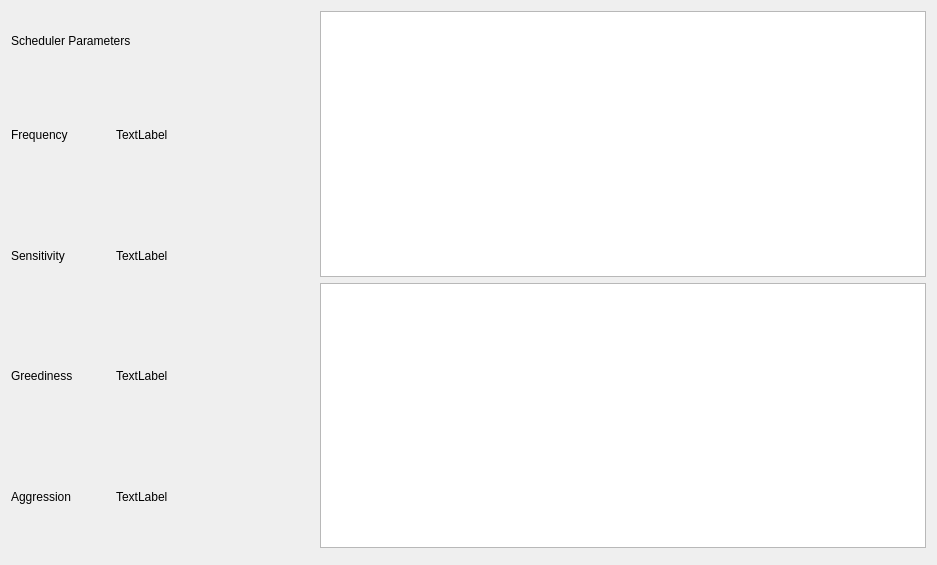
Before: the Qt Designer form src/thewall/system/resourcemonitorwidget.ui in sungwonnam/SAGENext, drawn with Qt 5.
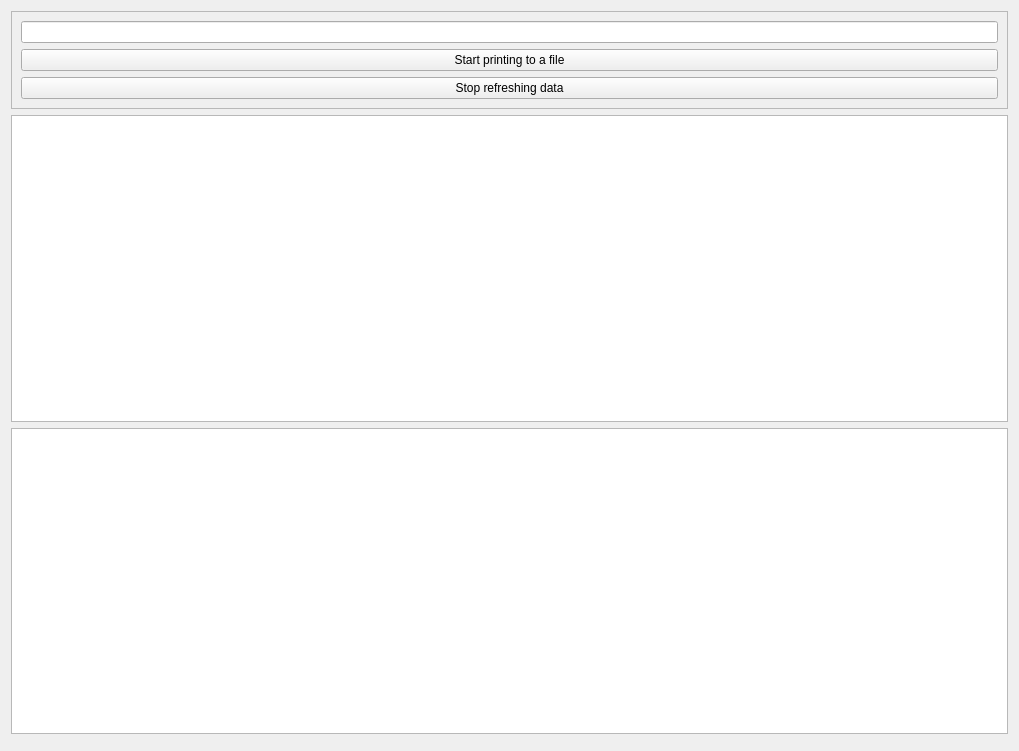
After: the same form once the commit is applied.

Patch:
```diff
--- a/src/thewall/system/resourcemonitorwidget.ui
+++ b/src/thewall/system/resourcemonitorwidget.ui
@@ -6,91 +6,51 @@
    <rect>
     <x>0</x>
     <y>0</y>
-    <width>937</width>
-    <height>565</height>
+    <width>1019</width>
+    <height>751</height>
    </rect>
   </property>
   <property name="windowTitle">
    <string>SAGE Next ResourceMonitor</string>
   </property>
-  <layout class="QHBoxLayout" name="mainHLayout" stretch="1,2">
+  <layout class="QVBoxLayout" name="verticalLayout_2">
    <item>
-    <layout class="QVBoxLayout" name="vLayoutOnTheLeft" stretch="0,1">
+    <layout class="QHBoxLayout" name="hlayout_Sched_Rmon_Ctrl">
      <item>
-      <layout class="QVBoxLayout" name="vlayout_schedparam" stretch="1,8">
-       <item>
-        <widget class="QLabel" name="label_schedparam_header">
-         <property name="text">
-          <string>Scheduler Parameters</string>
-         </property>
-        </widget>
+      <widget class="QFrame" name="rmonCtrlFrame">
+       <property name="frameShape">
+        <enum>QFrame::StyledPanel</enum>
+       </property>
+       <property name="frameShadow">
+        <enum>QFrame::Raised</enum>
+       </property>
+       <layout class="QVBoxLayout" name="verticalLayout">
+        <item>
+         <widget class="QLineEdit" name="dataFileName_lineedit"/>
        </item>
        <item>
-        <layout class="QGridLayout" name="gLayout_schedparam" columnstretch="1,2">
-         <item row="0" column="0">
-          <widget class="QLabel" name="label_schedparam_freq_header">
+         <widget class="QPushButton" name="printDataBtn">
            <property name="text">
-            <string>Frequency</string>
+           <string>Start printing to a file</string>
            </property>
           </widget>
          </item>
-         <item row="0" column="1">
-          <widget class="QLabel" name="label_schedparam_freq">
+        <item>
+         <widget class="QPushButton" name="toggleRefreshDataBtn">
            <property name="text">
-            <string>TextLabel</string>
+           <string>Stop refreshing data</string>
            </property>
           </widget>
          </item>
-         <item row="1" column="0">
-          <widget class="QLabel" name="label_2">
-           <property name="text">
-            <string>Sensitivity</string>
-           </property>
-          </widget>
-         </item>
-         <item row="1" column="1">
-          <widget class="QLabel" name="label_schedparam_sens">
-           <property name="text">
-            <string>TextLabel</string>
-           </property>
-          </widget>
-         </item>
-         <item row="2" column="0">
-          <widget class="QLabel" name="label_4">
-           <property name="text">
-            <string>Greediness</string>
-           </property>
-          </widget>
-         </item>
-         <item row="2" column="1">
-          <widget class="QLabel" name="label_schedparam_greed">
-           <property name="text">
-            <string>TextLabel</string>
-           </property>
-          </widget>
-         </item>
-         <item row="3" column="0">
-          <widget class="QLabel" name="label_3">
-           <property name="text">
-            <string>Aggression</string>
-           </property>
-          </widget>
-         </item>
-         <item row="3" column="1">
-          <widget class="QLabel" name="label_schedparam_aggr">
-           <property name="text">
-            <string>TextLabel</string>
-           </property>
-          </widget>
-         </item>
-        </layout>
-       </item>
-      </layout>
-     </item>
+       </layout>
+      </widget>
+     </item>
+    </layout>
+   </item>
      <item>
-      <layout class="QVBoxLayout" name="vLayout_percpu"/>
-     </item>
-    </layout>
+    <layout class="QHBoxLayout" name="hlayout_CPU_appPerf">
+     <item>
+      <layout class="QVBoxLayout" name="vLayoutOnTheLeft" stretch=""/>
    </item>
    <item>
     <layout class="QVBoxLayout" name="tablePlotVLayoutOnTheRight" stretch="0,0,0">
@@ -109,6 +69,8 @@
         <enum>QFrame::Raised</enum>
        </property>
       </widget>
+       </item>
+      </layout>
      </item>
     </layout>
    </item>
```
Lines whose indentation alone changed are shown as unchanged.
